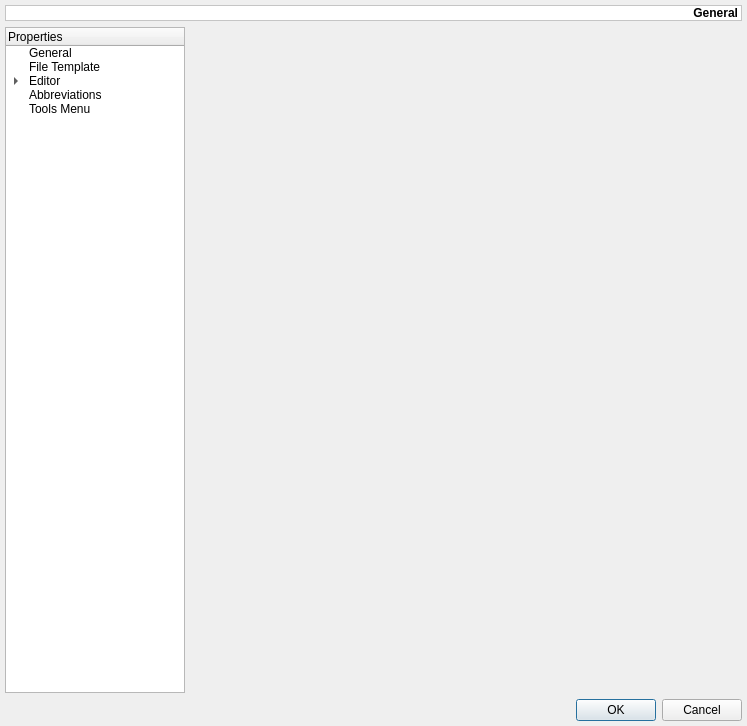
Above: v2/branches/dev/monkey/src/maininterface/ui/UISettings.ui from testmana2/mks before the change. Below: the same form after it.
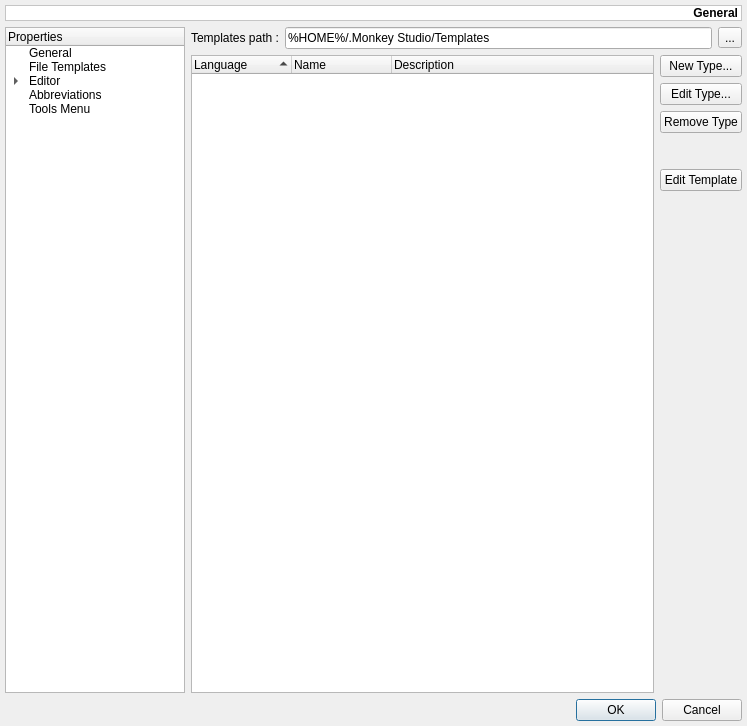
That is the form after the change. The open tabs and pages were chosen to show the change.

Commit message: add support for templates and word completion shortcut in UISettings

Diff of the .ui file:
```diff
--- a/v2/branches/dev/monkey/src/maininterface/ui/UISettings.ui
+++ b/v2/branches/dev/monkey/src/maininterface/ui/UISettings.ui
@@ -134,7 +134,7 @@
      </item>
      <item>
       <property name="text" >
-       <string>File Template</string>
+       <string>File Templates</string>
       </property>
      </item>
      <item>
@@ -327,7 +327,141 @@
        </item>
       </layout>
      </widget>
-     <widget class="QWidget" name="pFileTemplates" />
+     <widget class="QWidget" name="pFileTemplates" >
+      <layout class="QGridLayout" >
+       <property name="margin" >
+        <number>0</number>
+       </property>
+       <property name="spacing" >
+        <number>6</number>
+       </property>
+       <item row="6" column="1" >
+        <spacer>
+         <property name="orientation" >
+          <enum>Qt::Vertical</enum>
+         </property>
+         <property name="sizeHint" >
+          <size>
+           <width>20</width>
+           <height>40</height>
+          </size>
+         </property>
+        </spacer>
+       </item>
+       <item row="1" column="1" >
+        <widget class="QPushButton" name="pbAddTemplateType" >
+         <property name="text" >
+          <string>New Type...</string>
+         </property>
+        </widget>
+       </item>
+       <item row="2" column="1" >
+        <widget class="QPushButton" name="pbEditTemplateType" >
+         <property name="text" >
+          <string>Edit Type...</string>
+         </property>
+        </widget>
+       </item>
+       <item row="3" column="1" >
+        <widget class="QPushButton" name="pbRemoveTemplateType" >
+         <property name="text" >
+          <string>Remove Type</string>
+         </property>
+        </widget>
+       </item>
+       <item row="4" column="1" >
+        <spacer>
+         <property name="orientation" >
+          <enum>Qt::Vertical</enum>
+         </property>
+         <property name="sizeType" >
+          <enum>QSizePolicy::Fixed</enum>
+         </property>
+         <property name="sizeHint" >
+          <size>
+           <width>20</width>
+           <height>30</height>
+          </size>
+         </property>
+        </spacer>
+       </item>
+       <item row="5" column="1" >
+        <widget class="QPushButton" name="pbEditTemplate" >
+         <property name="text" >
+          <string>Edit Template</string>
+         </property>
+        </widget>
+       </item>
+       <item rowspan="6" row="1" column="0" >
+        <widget class="QTreeWidget" name="twTemplatesType" >
+         <property name="editTriggers" >
+          <set>QAbstractItemView::NoEditTriggers</set>
+         </property>
+         <property name="alternatingRowColors" >
+          <bool>true</bool>
+         </property>
+         <property name="rootIsDecorated" >
+          <bool>false</bool>
+         </property>
+         <property name="itemsExpandable" >
+          <bool>false</bool>
+         </property>
+         <property name="sortingEnabled" >
+          <bool>true</bool>
+         </property>
+         <property name="allColumnsShowFocus" >
+          <bool>true</bool>
+         </property>
+         <column>
+          <property name="text" >
+           <string>Language</string>
+          </property>
+         </column>
+         <column>
+          <property name="text" >
+           <string>Name</string>
+          </property>
+         </column>
+         <column>
+          <property name="text" >
+           <string>Description</string>
+          </property>
+         </column>
+        </widget>
+       </item>
+       <item row="0" column="0" colspan="2" >
+        <layout class="QHBoxLayout" >
+         <property name="margin" >
+          <number>0</number>
+         </property>
+         <property name="spacing" >
+          <number>6</number>
+         </property>
+         <item>
+          <widget class="QLabel" name="lTemplatesPath" >
+           <property name="text" >
+            <string>Templates path :</string>
+           </property>
+          </widget>
+         </item>
+         <item>
+          <widget class="QLineEdit" name="leTemplatesPath" >
+           <property name="text" >
+            <string>%HOME%/.Monkey Studio/Templates</string>
+           </property>
+          </widget>
+         </item>
+         <item>
+          <widget class="QToolButton" name="tbTemplatesPath" >
+           <property name="text" >
+            <string>...</string>
+           </property>
+          </widget>
+         </item>
+        </layout>
+       </item>
+      </layout>
+     </widget>
      <widget class="QWidget" name="pEditorAutoCompletion" >
       <layout class="QVBoxLayout" >
        <property name="margin" >
```
Left out of the diff: 121 changed lines with no effect on the pictures. The commit also changes 3 other files.
